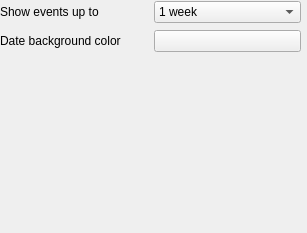
Old version of the form calendar/src/agendaconfig.ui in the repository KDE/akonadi-google-applets.
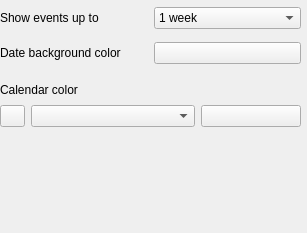
New version of the form. Custom widgets are drawn as their Qt base class.

Commit message: Add option for calendars colors

```diff
--- a/calendar/src/agendaconfig.ui
+++ b/calendar/src/agendaconfig.ui
@@ -10,13 +10,13 @@
     <height>233</height>
    </rect>
   </property>
-  <widget class="QWidget" name="">
+  <widget class="QWidget" name="layoutWidget">
    <property name="geometry">
     <rect>
      <x>0</x>
      <y>0</y>
      <width>301</width>
-     <height>53</height>
+     <height>73</height>
     </rect>
    </property>
    <layout class="QGridLayout" name="gridLayout">
@@ -71,6 +71,69 @@
     </item>
    </layout>
   </widget>
+  <widget class="QWidget" name="">
+   <property name="geometry">
+    <rect>
+     <x>0</x>
+     <y>80</y>
+     <width>301</width>
+     <height>47</height>
+    </rect>
+   </property>
+   <layout class="QVBoxLayout" name="verticalLayout">
+    <item>
+     <widget class="QLabel" name="label_3">
+      <property name="text">
+       <string>Calendar color</string>
+      </property>
+     </widget>
+    </item>
+    <item>
+     <layout class="QHBoxLayout" name="horizontalLayout">
+      <item>
+       <widget class="QPushButton" name="loadCalendars">
+        <property name="maximumSize">
+         <size>
+          <width>25</width>
+          <height>25</height>
+         </size>
+        </property>
+        <property name="text">
+         <string/>
+        </property>
+       </widget>
+      </item>
+      <item>
+       <widget class="QComboBox" name="calendarsList"/>
+      </item>
+      <item>
+       <widget class="KColorButton" name="calendarColor">
+        <property name="maximumSize">
+         <size>
+          <width>100</width>
+          <height>16777215</height>
+         </size>
+        </property>
+        <property name="color">
+         <color>
+          <red>0</red>
+          <green>192</green>
+          <blue>0</blue>
+         </color>
+        </property>
+        <property name="defaultColor">
+         <color>
+          <red>0</red>
+          <green>192</green>
+          <blue>0</blue>
+         </color>
+        </property>
+       </widget>
+      </item>
+     </layout>
+    </item>
+   </layout>
+  </widget>
  </widget>
  <customwidgets>
   <customwidget>
```
The commit also changes 9 other files.
